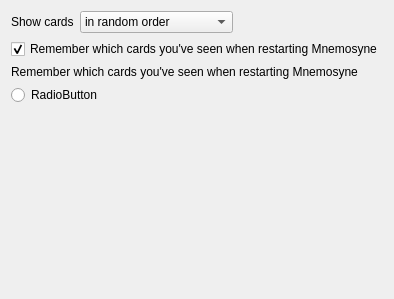
Old version of the form mnemosyne/mnemosyne/pyqt_ui/configuration_wdgt_cramming.ui in the repository mnemosyne-proj/mnemosyne.
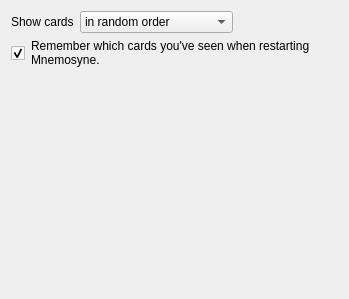
New version of the form.

Commit message: Finish cramming scheduler configuration widget.

Patch:
```diff
--- a/mnemosyne/mnemosyne/pyqt_ui/configuration_wdgt_cramming.ui
+++ b/mnemosyne/mnemosyne/pyqt_ui/configuration_wdgt_cramming.ui
@@ -13,7 +13,7 @@
   <property name="windowTitle">
    <string>Form</string>
   </property>
-  <layout class="QVBoxLayout" name="verticalLayout_2">
+  <layout class="QHBoxLayout" name="horizontalLayout_3">
    <item>
     <layout class="QVBoxLayout" name="verticalLayout">
      <item>
@@ -71,9 +71,17 @@
       </layout>
      </item>
      <item>
-      <widget class="QCheckBox" name="remember_state">
+      <layout class="QHBoxLayout" name="horizontalLayout_2">
+       <item>
+        <widget class="QCheckBox" name="store_state">
+         <property name="sizePolicy">
+          <sizepolicy hsizetype="Minimum" vsizetype="Minimum">
+           <horstretch>1</horstretch>
+           <verstretch>0</verstretch>
+          </sizepolicy>
+         </property>
        <property name="text">
-        <string>Remember which cards you've seen when restarting Mnemosyne</string>
+          <string/>
        </property>
        <property name="checked">
         <bool>true</bool>
@@ -82,17 +90,37 @@
      </item>
      <item>
       <widget class="QLabel" name="label_2">
+         <property name="sizePolicy">
+          <sizepolicy hsizetype="Preferred" vsizetype="Preferred">
+           <horstretch>100</horstretch>
+           <verstretch>0</verstretch>
+          </sizepolicy>
+         </property>
        <property name="text">
-        <string>Remember which cards you've seen when restarting Mnemosyne</string>
+          <string>Remember which cards you've seen when restarting Mnemosyne.</string>
+         </property>
+         <property name="wordWrap">
+          <bool>true</bool>
+         </property>
+         <property name="buddy">
+          <cstring>store_state</cstring>
        </property>
       </widget>
      </item>
      <item>
-      <widget class="QRadioButton" name="radioButton">
-       <property name="text">
-        <string>RadioButton</string>
-       </property>
-      </widget>
+        <spacer name="horizontalSpacer_2">
+         <property name="orientation">
+          <enum>Qt::Horizontal</enum>
+         </property>
+         <property name="sizeHint" stdset="0">
+          <size>
+           <width>1</width>
+           <height>20</height>
+          </size>
+         </property>
+        </spacer>
+       </item>
+      </layout>
      </item>
      <item>
       <spacer name="verticalSpacer">
```
Left out of the diff: 2 changed lines with no effect on the pictures. Lines whose indentation alone changed are shown as unchanged. The commit also changes 5 other files.
